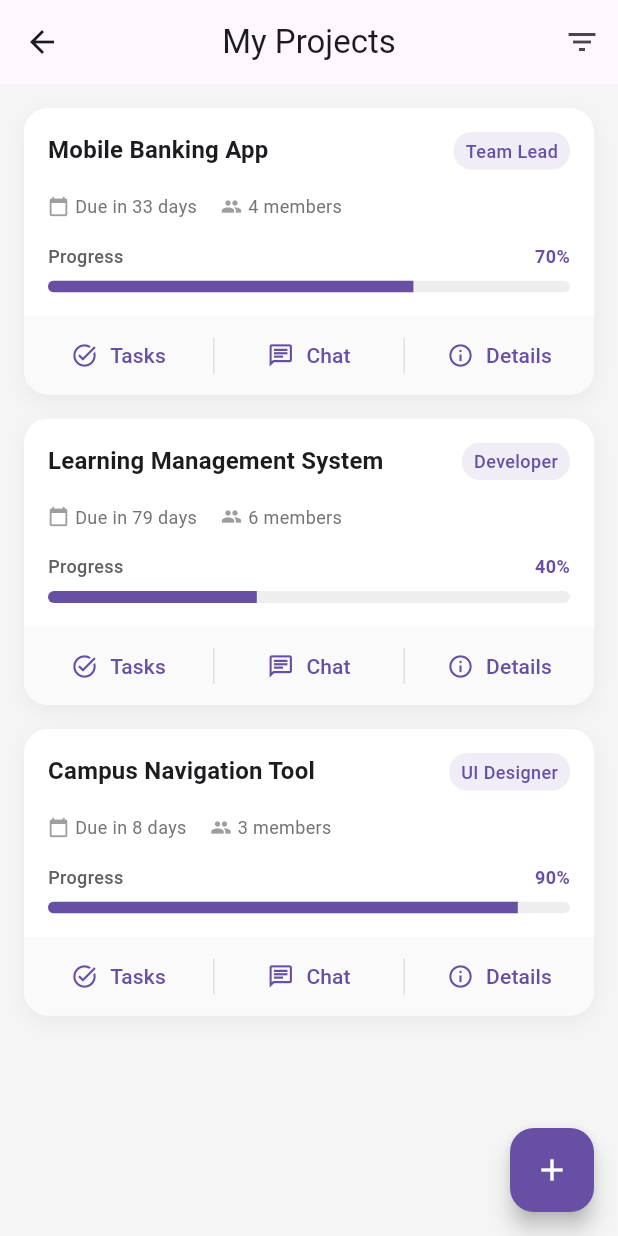
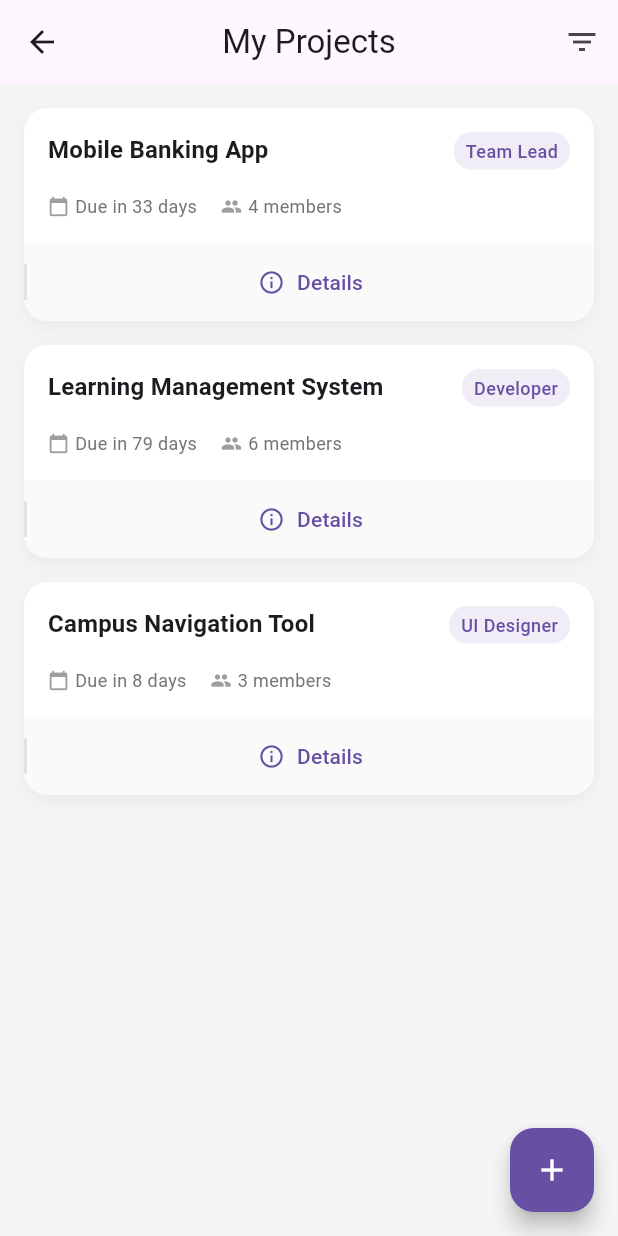
Before and after one commit to DaveSaah/collabhub, a Flutter app: the MyProjectScreen screen opened directly, on a phone screen of 412 x 824 dp. Run offline on Flutter 3.47's test engine with Material 3 defaults, Android fonts, the light colour scheme and no system bars; our stand-ins replace cloud_firestore, firebase_auth, firebase_core; accounts and stored records are empty.

Commit message:
Update myproject.dart

```diff
--- a/lib/views/myproject.dart
+++ b/lib/views/myproject.dart
@@ -13,21 +13,18 @@ class _MyProjectScreenState extends State<MyProjectScreen> {
     {
       'title': 'Mobile Banking App',
       'role': 'Team Lead',
-      'progress': 0.7,
       'dueDate': '2025-05-15',
       'members': 4,
     },
     {
       'title': 'Learning Management System',
       'role': 'Developer',
-      'progress': 0.4,
       'dueDate': '2025-06-30',
       'members': 6,
     },
     {
       'title': 'Campus Navigation Tool',
       'role': 'UI Designer',
-      'progress': 0.9,
       'dueDate': '2025-04-20',
       'members': 3,
     },
@@ -191,48 +188,6 @@ class _MyProjectScreenState extends State<MyProjectScreen> {
                                 ),
                               ],
                             ),
-                            const SizedBox(height: 16),
-                            Column(
-                              crossAxisAlignment: CrossAxisAlignment.start,
-                              children: [
-                                Row(
-                                  mainAxisAlignment:
-                                      MainAxisAlignment.spaceBetween,
-                                  children: [
-                                    Text(
-                                      'Progress',
-                                      style: TextStyle(
-                                        color: Colors.grey[700],
-                                        fontSize: 12,
-                                        fontWeight: FontWeight.w500,
-                                      ),
-                                    ),
-                                    Text(
-                                      '${(project['progress'] * 100).round()}%',
-                                      style: TextStyle(
-                                        color: Theme.of(context)
-                                            .colorScheme
-                                            .primary,
-                                        fontSize: 12,
-                                        fontWeight: FontWeight.bold,
-                                      ),
-                                    ),
-                                  ],
-                                ),
-                                const SizedBox(height: 8),
-                                ClipRRect(
-                                  borderRadius: BorderRadius.circular(4),
-                                  child: LinearProgressIndicator(
-                                    value: project['progress'],
-                                    backgroundColor: Colors.grey[200],
-                                    minHeight: 8,
-                                    valueColor: AlwaysStoppedAnimation<Color>(
-                                      Theme.of(context).colorScheme.primary,
-                                    ),
-                                  ),
-                                ),
-                              ],
-                            ),
                           ],
                         ),
                       ),
@@ -246,29 +201,29 @@ class _MyProjectScreenState extends State<MyProjectScreen> {
                         ),
                         child: Row(
                           children: [
-                            Expanded(
-                              child: TextButton.icon(
-                                onPressed: () {},
-                                icon: const Icon(Icons.task_alt),
-                                label: const Text('Tasks'),
-                                style: TextButton.styleFrom(
-                                  padding:
-                                      const EdgeInsets.symmetric(vertical: 16),
-                                ),
-                              ),
-                            ),
+                            // Expanded(
+                            //   child: TextButton.icon(
+                            //     onPressed: () {},
+                            //     icon: const Icon(Icons.task_alt),
+                            //     label: const Text('Tasks'),
+                            //     style: TextButton.styleFrom(
+                            //       padding:
+                            //           const EdgeInsets.symmetric(vertical: 16),
+                            //     ),
+                            //   ),
+                            // ),
                             Container(height: 24, width: 1, color: Colors.grey[300]),
-                            Expanded(
-                              child: TextButton.icon(
-                                onPressed: () {},
-                                icon: const Icon(Icons.chat_outlined),
-                                label: const Text('Chat'),
-                                style: TextButton.styleFrom(
-                                  padding:
-                                      const EdgeInsets.symmetric(vertical: 16),
-                                ),
-                              ),
-                            ),
+                            // Expanded(
+                            //   child: TextButton.icon(
+                            //     onPressed: () {},
+                            //     icon: const Icon(Icons.chat_outlined),
+                            //     label: const Text('Chat'),
+                            //     style: TextButton.styleFrom(
+                            //       padding:
+                            //           const EdgeInsets.symmetric(vertical: 16),
+                            //     ),
+                            //   ),
+                            // ),
                             Container(height: 24, width: 1, color: Colors.grey[300]),
                             Expanded(
                               child: TextButton.icon(
```
